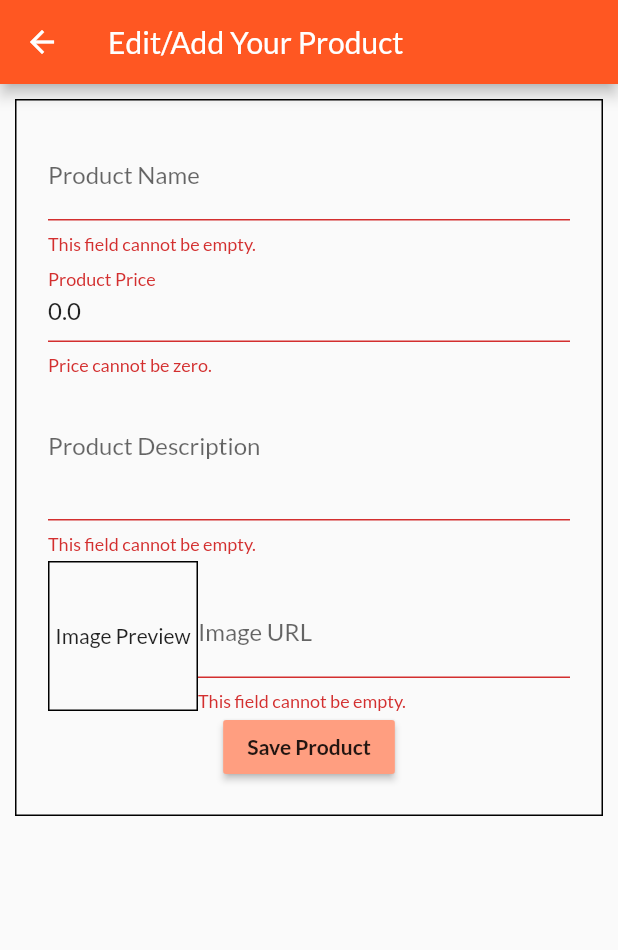
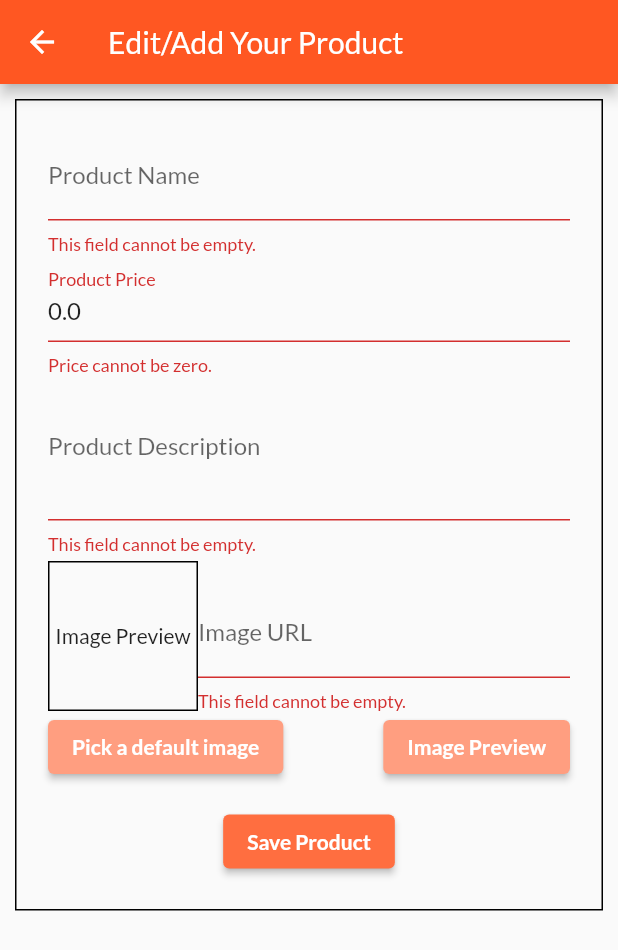
Before and after one commit to msharibahmed/world_mart, a Flutter app: the EditProductScreen screen opened by its route, after a tap on "Save Product", on a phone screen of 412 x 824 dp. Shown: the top 950 px of the screen. Run offline on Flutter 3.47's test engine with Material 2 defaults, Android fonts, the phone set to English and light mode, and no system bars; our stand-ins replace flutter_neumorphic, shared_preferences; accounts and stored records are empty.

Commit message:
BUILD: Default image url btn

```diff
--- a/lib/screens/edit_product_screen.dart
+++ b/lib/screens/edit_product_screen.dart
@@ -87,12 +87,11 @@ class _EditProductScreenState extends State<EditProductScreen> {
                   title: Text('An error occured'),
                   content: Text('Something went wrong, check your connection!'),
                   actions: [
-                    RaisedButton(
-                      color: Colors.black,
+                    ElevatedButton(
+                      style: ElevatedButton.styleFrom(primary:Colors.black,elevation: 5 ),
                       onPressed: () {
                         Navigator.pop(context);
                       },
-                      elevation: 5,
                       child: Text(
                         'Okay!',
                         style: TextStyle(color: Colors.blue),
@@ -106,13 +105,13 @@ class _EditProductScreenState extends State<EditProductScreen> {
         await Provider.of<Products>(context, listen: false)
             .updateProduct(_editProduct);
       } catch (error) {
-       await showDialog(
+        await showDialog(
             context: context,
             builder: (_) => AlertDialog(
                   title: Text('Error Message'),
                   content: Text('Something went wrong'),
                   actions: [
-                    RaisedButton(
+                    ElevatedButton(
                         onPressed: () {
                           Navigator.pop(context);
                         },
@@ -275,13 +274,42 @@ class _EditProductScreenState extends State<EditProductScreen> {
                         ],
                         // https://flutter.dev/assets/homepage/carousel/phone_bezel-467ab8d838e5e2d2d3f347f766173ccc365220223692215416e4ce7342f2212f.png
                       ),
-                      RaisedButton(
-                          color: Colors.deepOrangeAccent[100],
+                      Row(
+                        mainAxisAlignment: MainAxisAlignment.spaceBetween,
+                        children: [
+                          ElevatedButton(
+                              style: ElevatedButton.styleFrom(
+                                  primary: Colors.deepOrangeAccent[100]),
+                              child: Text('Pick a default image',
+                                  style:
+                                      TextStyle(fontWeight: FontWeight.bold)),
+                              onPressed: () {
+                                _imageUrlController.text =
+                                    'https://logowik.com/content/uploads/images/flutter5786.jpg';
+                              }),
+                          ElevatedButton(
+                              style: ElevatedButton.styleFrom(
+                                  primary: Colors.deepOrangeAccent[100]),
+                              child: Text('Image Preview',
+                                  style:
+                                      TextStyle(fontWeight: FontWeight.bold)),
+                              onPressed: () {
+                                _imageUrlController.text =
+                                    'https://logowik.com/content/uploads/images/flutter5786.jpg';
+                              }),
+                        ],
+                      ),
+                      const SizedBox(
+                        height: 15,
+                      ),
+                      ElevatedButton(
+                          style: ElevatedButton.styleFrom(
+                              primary: Colors.deepOrangeAccent),
                           child: Text('Save Product',
                               style: TextStyle(fontWeight: FontWeight.bold)),
                           onPressed: () {
                             _saveForm();
-                          })
+                          }),
                     ],
                   )),
                 ),
```
